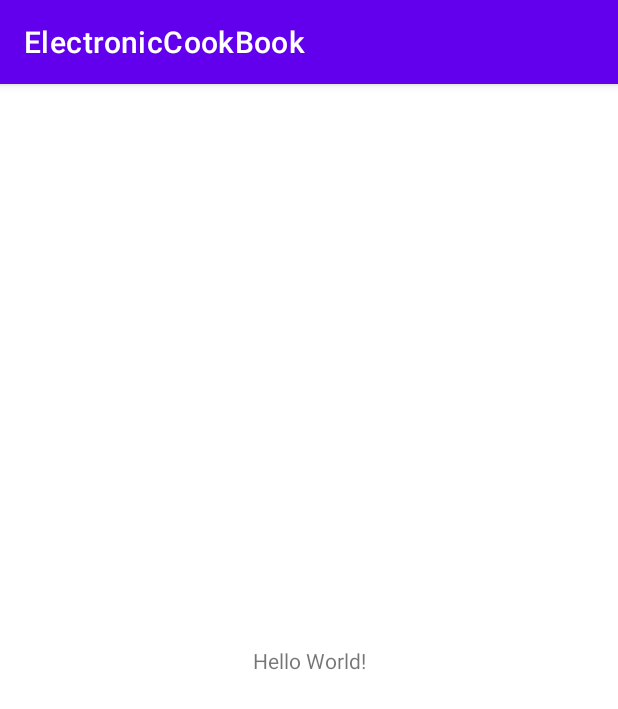
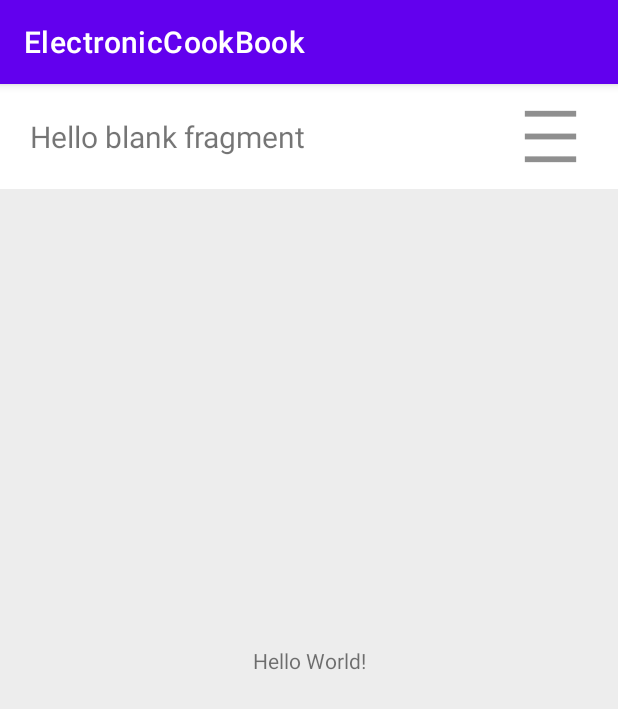
Before and after one commit to kremnev8/AndroidApps, an Android app: the screen it shows after launch (MainActivity), on a phone screen of 412 x 824 dp. Shown: the top 709 px of the screen. Run offline under Robolectric (Android 15) with nearby library versions, the phone set to English and light mode, and no system bars.

Commit message:
Add top bar fragment

```diff
--- /dev/null
+++ b/app/src/main/java/com/kremnev8/electroniccookbook/fragments/BarFragment.java
@@ -0,0 +1,32 @@
+package com.kremnev8.electroniccookbook.fragments;
+
+import android.os.Bundle;
+
+import androidx.fragment.app.Fragment;
+
+import android.view.LayoutInflater;
+import android.view.View;
+import android.view.ViewGroup;
+
+import com.kremnev8.electroniccookbook.R;
+
+
+public class BarFragment extends Fragment {
+
+    public BarFragment() {
+        // Required empty public constructor
+    }
+
+
+    public static BarFragment newInstance() {
+        return new BarFragment();
+    }
+
+
+    @Override
+    public View onCreateView(LayoutInflater inflater, ViewGroup container,
+                             Bundle savedInstanceState) {
+        // Inflate the layout for this fragment
+        return inflater.inflate(R.layout.fragment_bar, container, false);
+    }
+}
--- a/app/src/main/res/layout/activity_main.xml
+++ b/app/src/main/res/layout/activity_main.xml
@@ -4,6 +4,7 @@
     xmlns:tools="http://schemas.android.com/tools"
     android:layout_width="match_parent"
     android:layout_height="match_parent"
+    android:background="@color/background"
     tools:context=".MainActivity">
 
     <TextView
@@ -15,4 +16,15 @@
         app:layout_constraintStart_toStartOf="parent"
         app:layout_constraintTop_toTopOf="parent" />
 
+    <androidx.fragment.app.FragmentContainerView
+        android:id="@+id/fragmentContainerView"
+        android:name="com.kremnev8.electroniccookbook.fragments.BarFragment"
+        android:layout_width="0dp"
+        android:layout_height="70dp"
+        app:layout_constraintEnd_toEndOf="parent"
+        app:layout_constraintHorizontal_bias="0.0"
+        app:layout_constraintStart_toStartOf="parent"
+        app:layout_constraintTop_toTopOf="parent"
+        tools:layout="@layout/fragment_bar" />
+
 </androidx.constraintlayout.widget.ConstraintLayout>
--- /dev/null
+++ b/app/src/main/res/layout/fragment_bar.xml
@@ -0,0 +1,39 @@
+<?xml version="1.0" encoding="utf-8"?>
+<androidx.constraintlayout.widget.ConstraintLayout xmlns:android="http://schemas.android.com/apk/res/android"
+    xmlns:app="http://schemas.android.com/apk/res-auto"
+    xmlns:tools="http://schemas.android.com/tools"
+    android:id="@+id/layout"
+    android:layout_width="match_parent"
+    android:layout_height="match_parent"
+    android:background="@color/white"
+    tools:context=".fragments.BarFragment">
+
+
+    <TextView
+        android:id="@+id/titleText"
+        android:layout_width="0dp"
+        android:layout_height="50dp"
+        android:layout_marginStart="20dp"
+        android:layout_marginTop="10dp"
+        android:gravity="center|start"
+        android:text="@string/hello_blank_fragment"
+        android:textSize="20sp"
+        app:layout_constraintEnd_toStartOf="@+id/menuButton"
+        app:layout_constraintStart_toStartOf="parent"
+        app:layout_constraintTop_toTopOf="parent" />
+
+    <ImageButton
+        android:id="@+id/menuButton"
+        android:layout_width="50dp"
+        android:layout_height="50dp"
+        android:layout_marginTop="10dp"
+        android:layout_marginEnd="20dp"
+        android:background="#FFFFFF"
+        android:contentDescription="@string/menu"
+        android:scaleType="fitXY"
+        android:src="@drawable/row_256"
+        app:layout_constraintEnd_toEndOf="parent"
+        app:layout_constraintTop_toTopOf="parent"
+        app:tint="#8F8F8F" />
+
+</androidx.constraintlayout.widget.ConstraintLayout>
--- a/app/src/main/res/values/colors.xml
+++ b/app/src/main/res/values/colors.xml
@@ -7,4 +7,5 @@
     <color name="teal_700">#FF018786</color>
     <color name="black">#FF000000</color>
     <color name="white">#FFFFFFFF</color>
+    <color name="background">#EDEDED</color>
 </resources>
--- a/app/src/main/res/values/strings.xml
+++ b/app/src/main/res/values/strings.xml
@@ -1,3 +1,5 @@
 <resources>
     <string name="app_name">ElectronicCookBook</string>
+    <string name="hello_blank_fragment">Hello blank fragment</string>
+    <string name="menu">menu</string>
 </resources>
```
Also changed, not shown: app/src/main/res/drawable/row_256.png (added), 1 other file.
